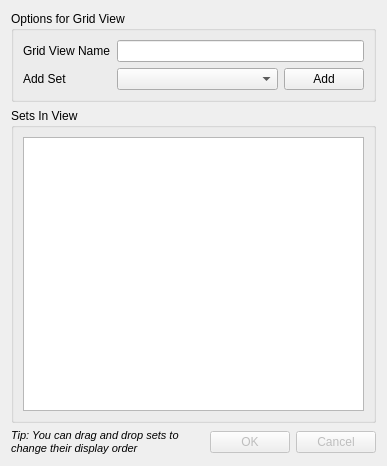
First picture: the form in ui/gridviewdialog.ui, repository Dwarf-Therapist/Dwarf-Therapist, before the edit.
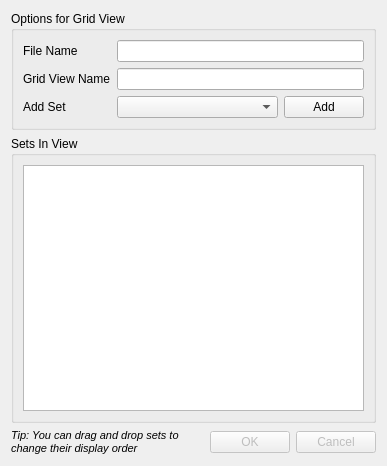
Second picture: the form after the edit. Icons and pictures are not drawn.

Diff of the .ui file:
```diff
--- a/ui/gridviewdialog.ui
+++ b/ui/gridviewdialog.ui
@@ -17,33 +17,41 @@
    <iconset resource="../images.qrc">
     <normaloff>:/img/table.png</normaloff>:/img/table.png</iconset>
   </property>
-  <layout class="QVBoxLayout" name="verticalLayout_3">
+  <layout class="QVBoxLayout" name="verticalLayout_2">
    <item>
     <widget class="QGroupBox" name="groupBox_2">
      <property name="title">
       <string>Options for Grid View</string>
      </property>
-     <layout class="QVBoxLayout" name="verticalLayout_2">
-      <item>
        <layout class="QFormLayout" name="formLayout">
         <item row="0" column="0">
+       <widget class="QLabel" name="label_3">
+        <property name="text">
+         <string>File Name</string>
+        </property>
+       </widget>
+      </item>
+      <item row="0" column="1">
+       <widget class="QLineEdit" name="le_filename"/>
+      </item>
+      <item row="1" column="0">
          <widget class="QLabel" name="label">
           <property name="text">
            <string>Grid View Name</string>
           </property>
          </widget>
         </item>
-        <item row="0" column="1">
+      <item row="1" column="1">
          <widget class="QLineEdit" name="le_name"/>
         </item>
-        <item row="1" column="0">
+      <item row="2" column="0">
          <widget class="QLabel" name="label_2">
           <property name="text">
            <string>Add Set</string>
           </property>
          </widget>
         </item>
-        <item row="1" column="1">
+      <item row="2" column="1">
          <layout class="QHBoxLayout" name="horizontalLayout" stretch="10,0">
           <item>
            <widget class="QComboBox" name="cb_sets"/>
@@ -61,8 +69,6 @@
               <normaloff>:/img/add.png</normaloff>:/img/add.png</iconset>
             </property>
            </widget>
-          </item>
-         </layout>
         </item>
        </layout>
       </item>
```
Lines whose indentation alone changed are shown as unchanged.
